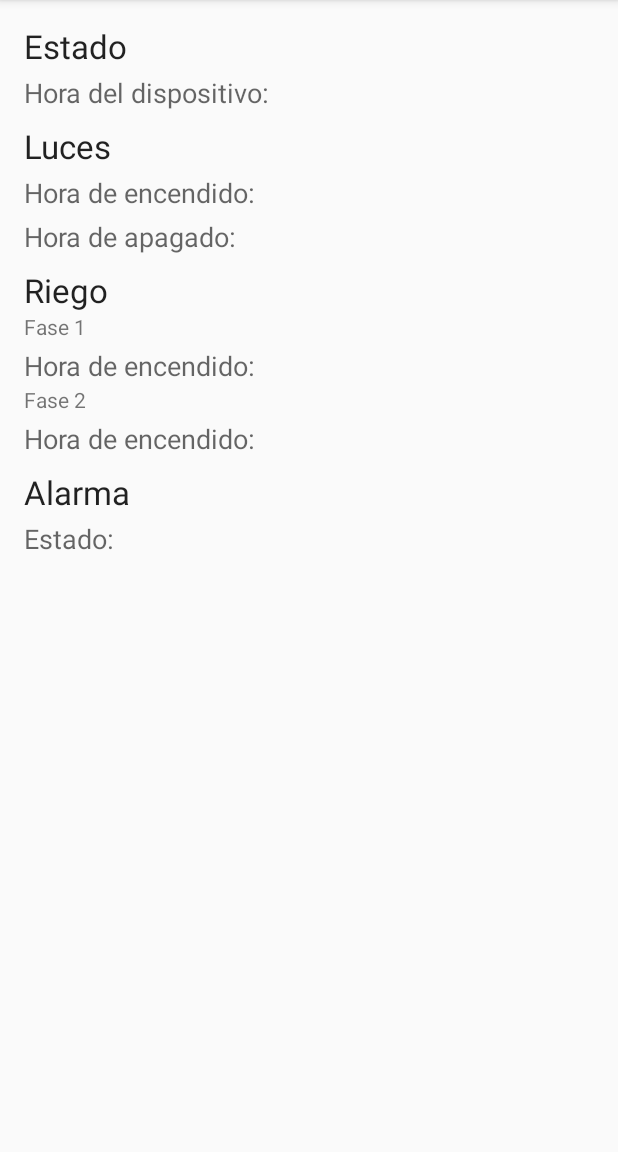
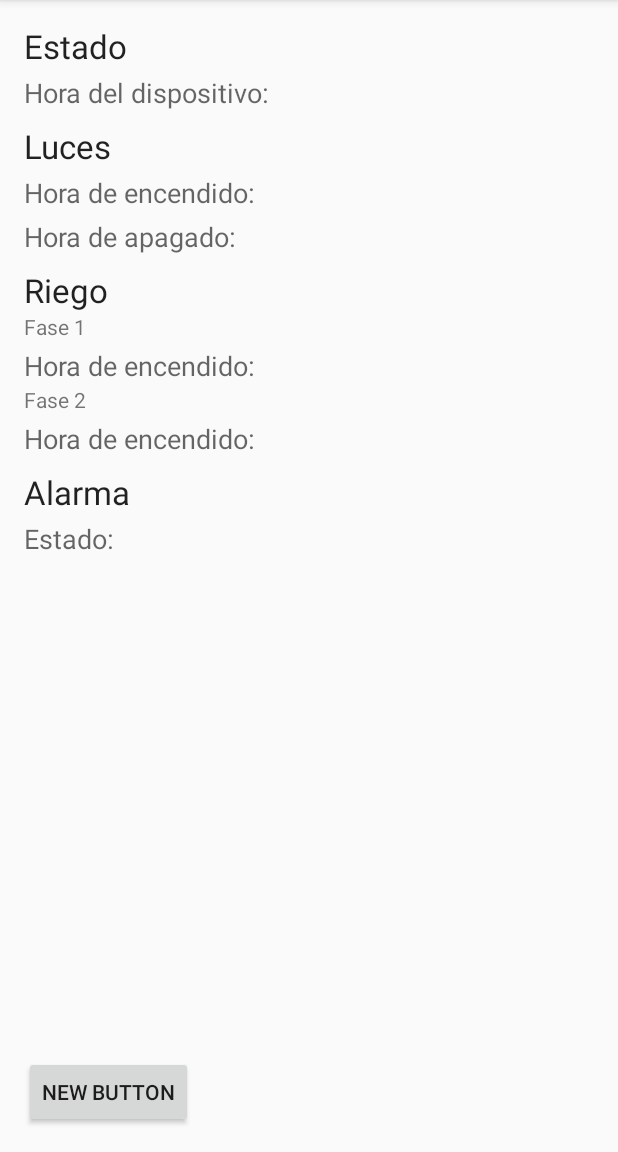
Before and after one commit to santi8ago8/SistemaDomotica, an Android app: the screen it shows after launch (MainActivity), on a phone screen of 412 x 824 dp, the part 84-1236 px from its top. Run offline under Robolectric (Android 15) with nearby library versions, the phone set to English and light mode, and no system bars.

Commit message:
update code

```diff
--- a/app/src/main/java/com/bluetooth/jverges/sistemadomotica/Status.java
+++ b/app/src/main/java/com/bluetooth/jverges/sistemadomotica/Status.java
@@ -26,7 +26,16 @@ public class Status {
     public boolean Sriego;
     public boolean Sluz;
 
-    public String alarma;
+    public String alarma="";
+
+    /**
+     * eventos:
+     *  E-L1 luz activada.
+     *  E-L0 luz desactivada.
+     *  R-1 riego activado
+     *  R-0 riego desactivado
+     *  P panico alarma
+     */
 
     public Status() {
         map = new HashMap<>(9);
@@ -42,13 +51,19 @@ public class Status {
         this.hasStatus = true;
         String[] lines = status.split("\n");
         for (String l : lines) {
-            this.parseLine(l);
+            try {
+                this.parseLine(l);
+            }
+            catch (Exception ex){
+                ex.printStackTrace();;
+            }
         }
         this.notificar();
         return this;
     }
 
     private void notificar() {
+        Log.d("tag","notificaciones len: "+notificaciones.size());
         for (StatusUpdate s : notificaciones) {
             Log.d("tag", "notificados");
             if (s != null)
--- a/app/src/main/java/layout/StatusFragment.java
+++ b/app/src/main/java/layout/StatusFragment.java
@@ -5,6 +5,7 @@ import android.net.Uri;
 import android.os.Bundle;
 import android.support.v4.app.Fragment;
 import android.support.v4.widget.TextViewCompat;
+import android.util.Log;
 import android.view.LayoutInflater;
 import android.view.View;
 import android.view.ViewGroup;
@@ -122,6 +123,7 @@ public class StatusFragment extends Fragment implements StatusUpdate {
     @Override
     public void Update() {
 
+        Log.d("tag","update interfaz");
         this.hora.setText(mainActivity.status.hora.toString());
         this.luces_hora_on.setText(mainActivity.status.hora_luces_on.toString(MainActivity.formatterTime));
         this.luces_hora_off.setText(mainActivity.status.hora_luces_off.toString(MainActivity.formatterTime));
@@ -129,7 +131,7 @@ public class StatusFragment extends Fragment implements StatusUpdate {
         this.riego_2_on.setText(mainActivity.status.hora_riego_2_on.toString(MainActivity.formatterTime));
 
         String s = "";
-        switch (mainActivity.status.alarma) {
+        switch (MainActivity.mainActivity.status.alarma) {
             case "a":
                 s = mainActivity.getString(R.string.activada);
                 break;
--- a/app/src/main/res/layout/fragment_alarma.xml
+++ b/app/src/main/res/layout/fragment_alarma.xml
@@ -85,7 +85,7 @@
                 android:id="@+id/status_alarma"
                 android:layout_width="wrap_content"
                 android:layout_height="wrap_content"
-                android:text="Medium Text"
+                android:text=" "
                 android:textAppearance="?android:attr/textAppearanceMedium" />
         </LinearLayout>
 
--- a/app/src/main/res/layout/fragment_luces.xml
+++ b/app/src/main/res/layout/fragment_luces.xml
@@ -56,7 +56,7 @@
                 android:layout_width="wrap_content"
                 android:layout_height="wrap_content"
                 android:textAppearance="?android:attr/textAppearanceMedium"
-                android:text="Hora de encendido: "
+                android:text="Hora de apagado: "
                 android:id="@+id/textView13" />
 
             <TextView
@@ -97,7 +97,7 @@
                 android:layout_width="wrap_content"
                 android:layout_height="wrap_content"
                 android:textAppearance="?android:attr/textAppearanceMedium"
-                android:text="Medium Text"
+                android:text=" "
                 android:id="@+id/status_luz" />
         </LinearLayout>
 
--- a/app/src/main/res/layout/fragment_status.xml
+++ b/app/src/main/res/layout/fragment_status.xml
@@ -209,4 +209,12 @@
         </LinearLayout>
     </ScrollView>
 
+    <Button
+        android:layout_width="wrap_content"
+        android:layout_height="wrap_content"
+        android:text="New Button"
+        android:id="@+id/button"
+        android:layout_gravity="left|bottom"
+        android:onClick="onClick2" />
+
 </FrameLayout>
--- a/app/src/main/res/values/strings.xml
+++ b/app/src/main/res/values/strings.xml
@@ -26,6 +26,6 @@
     <string name="regando">Regando</string>
     <string name="activada">Activada</string>
     <string name="desactivada">Desactivada</string>
-    <string name="luces_prendidas">Luces prendidas</string>
+    <string name="luces_prendidas">Luces Evncendidas</string>
     <string name="luces_apagadas">Luces Apagadas</string>
 </resources>
```
Also changed, not shown: app/src/main/java/com/bluetooth/jverges/sistemadomotica/MainActivity.java (+42 -11 lines), app/src/main/java/layout/Alarma.java (+6 -4 lines).
